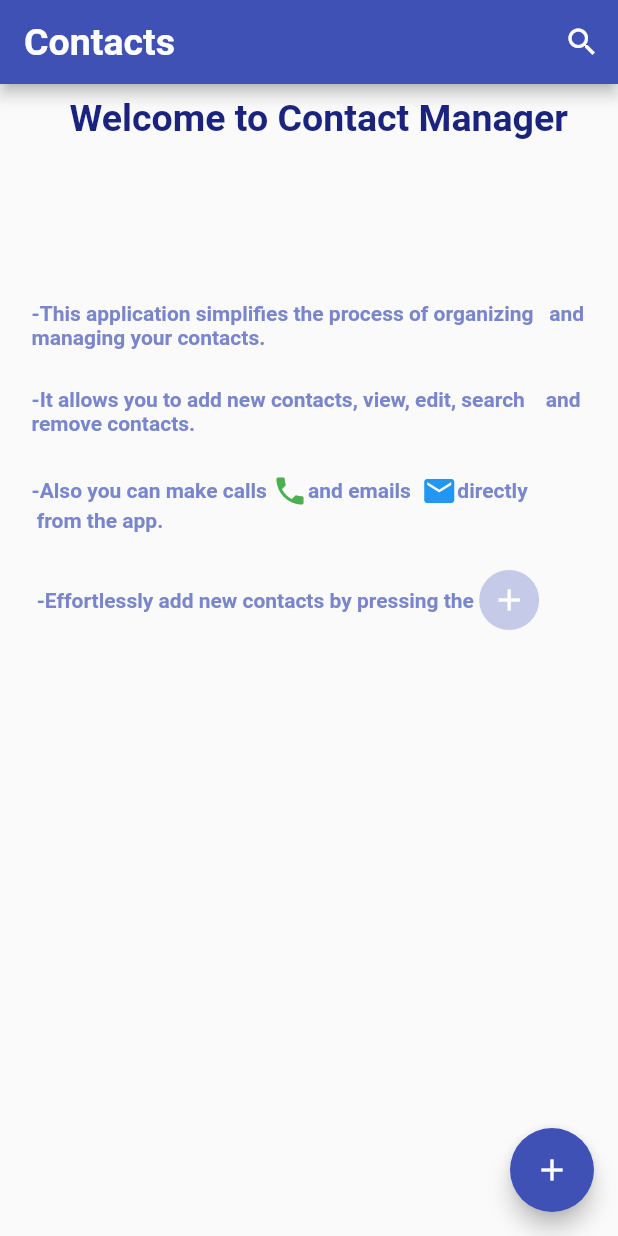
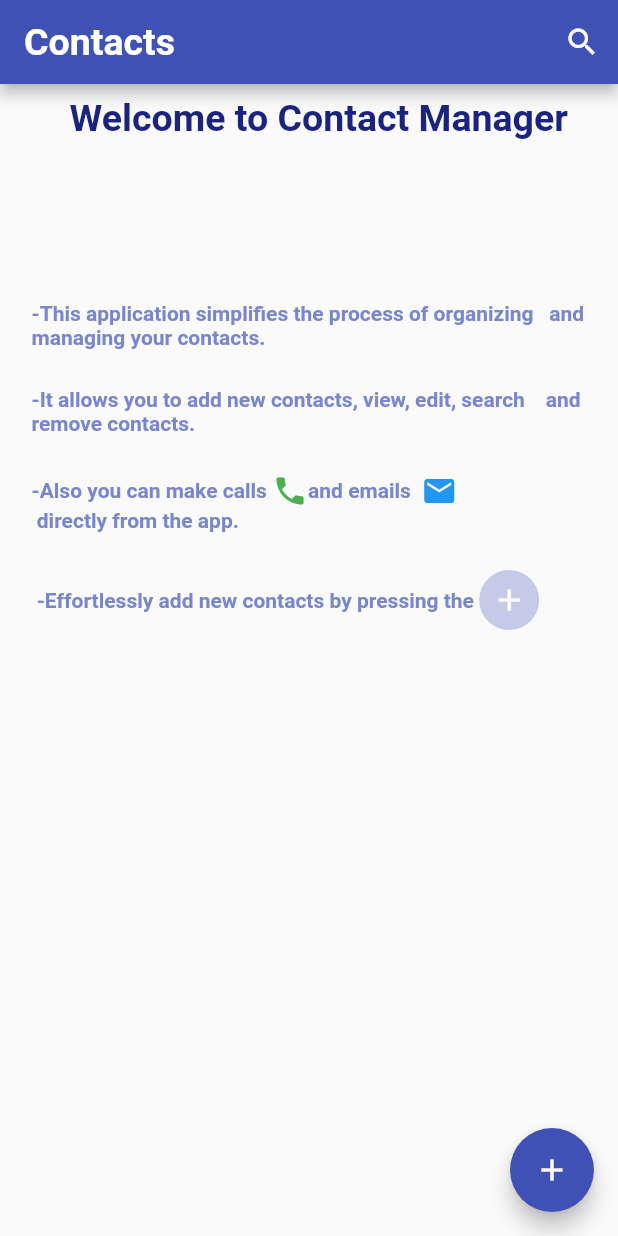
Before and after one commit to Aya-ai-2023/aya_sabry_final_project, a Flutter app: the screen it shows after launch, on a phone screen of 412 x 824 dp. Run offline on Flutter 3.47's test engine with Material 2 defaults, Android fonts, the phone set to English and light mode, and no system bars.

Commit message:
Update intro.dart adjust space

```diff
--- a/lib/presentation/screens/intro.dart
+++ b/lib/presentation/screens/intro.dart
@@ -38,12 +38,12 @@ class IntroductionPage extends StatelessWidget {
                       Icons.email,
                       color: Colors.blue,
                     ),
-                    Text('directly',style: TextStyle(color: Colors.indigo[300],fontWeight: FontWeight.w600),),
+               //     Text('directly',style: TextStyle(color: Colors.indigo[300],fontWeight: FontWeight.w600),),
                   ],
                 ),
                 Row(
                   children: [
-                    Text(' from the app.',style: TextStyle(color: Colors.indigo[300],fontWeight: FontWeight.w600),),
+                    Text(' directly from the app.',style: TextStyle(color: Colors.indigo[300],fontWeight: FontWeight.w600),),
                   ],
                 ),
                 const SizedBox(height: 25),
```
